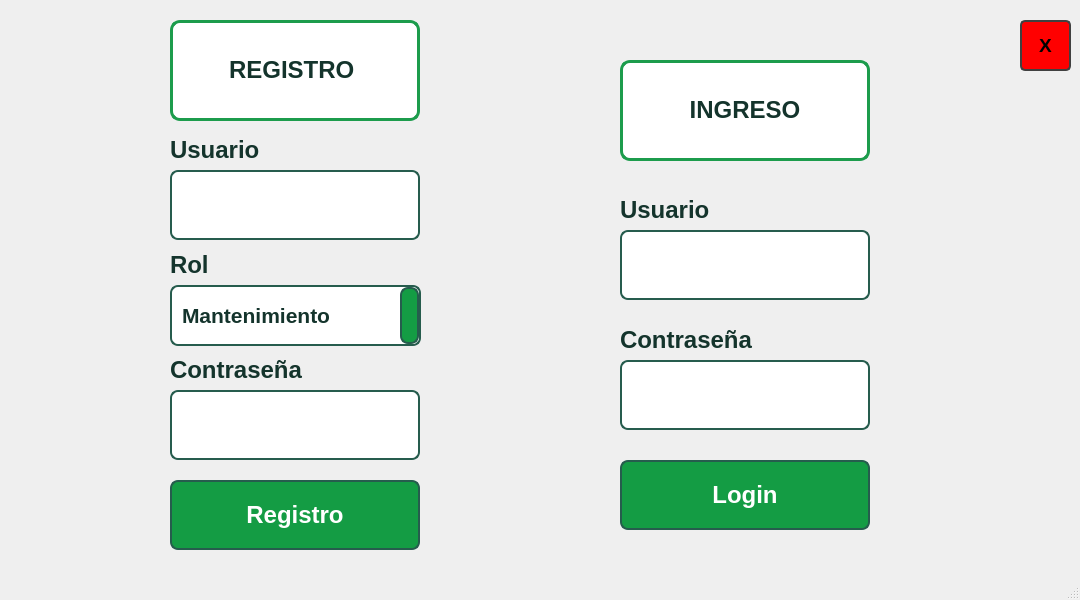
The window that mainwindow.ui (WenceslaoFB/InterfazAGV_QT) describes before a commit, drawn with Qt 5.
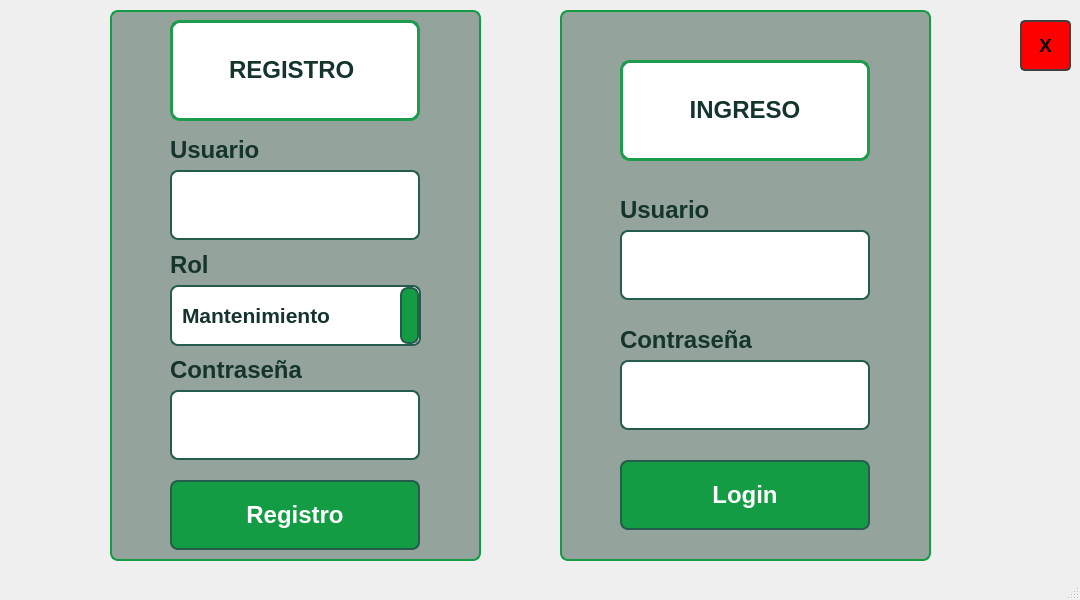
The same window after the commit. The open tabs and pages were chosen to show the change.

Commit message: cambios interfaz

Diff of the .ui file:
```diff
--- a/mainwindow.ui
+++ b/mainwindow.ui
@@ -3336,6 +3336,65 @@
        </property>
       </item>
      </widget>
+     <widget class="QFrame" name="frame_4">
+      <property name="geometry">
+       <rect>
+        <x>100</x>
+        <y>10</y>
+        <width>371</width>
+        <height>551</height>
+       </rect>
+      </property>
+      <property name="styleSheet">
+       <string notr="true">    background-color: #94a49c;  /* Fondo del área de contenido */
+    border: 2px solid #149c44;  /* Borde alrededor del área de contenido */
+border-radius: 8px;</string>
+      </property>
+      <property name="frameShape">
+       <enum>QFrame::StyledPanel</enum>
+      </property>
+      <property name="frameShadow">
+       <enum>QFrame::Raised</enum>
+      </property>
+     </widget>
+     <widget class="QFrame" name="frame_5">
+      <property name="geometry">
+       <rect>
+        <x>550</x>
+        <y>10</y>
+        <width>371</width>
+        <height>551</height>
+       </rect>
+      </property>
+      <property name="styleSheet">
+       <string notr="true">    background-color: #94a49c;  /* Fondo del área de contenido */
+    border: 2px solid #149c44;  /* Borde alrededor del área de contenido */
+border-radius: 8px;</string>
+      </property>
+      <property name="frameShape">
+       <enum>QFrame::StyledPanel</enum>
+      </property>
+      <property name="frameShadow">
+       <enum>QFrame::Raised</enum>
+      </property>
+     </widget>
+     <zorder>frame_5</zorder>
+     <zorder>frame_4</zorder>
+     <zorder>back_but_LOGIN</zorder>
+     <zorder>BUT_REG</zorder>
+     <zorder>label_21</zorder>
+     <zorder>LINE_REG_USER</zorder>
+     <zorder>LINE_REG_CONT</zorder>
+     <zorder>LINE_LOG_CONT</zorder>
+     <zorder>label_22</zorder>
+     <zorder>BUT_LOG</zorder>
+     <zorder>LINE_LOG_USER</zorder>
+     <zorder>label_23</zorder>
+     <zorder>label_24</zorder>
+     <zorder>label_25</zorder>
+     <zorder>label_26</zorder>
+     <zorder>label_27</zorder>
+     <zorder>comboBox_rol</zorder>
     </widget>
     <widget class="QWidget" name="DATOS">
      <widget class="QPushButton" name="back_but_DATOS">
```
Left out of the diff: 2 changed lines with no effect on the pictures. The commit also changes 1 other file.
